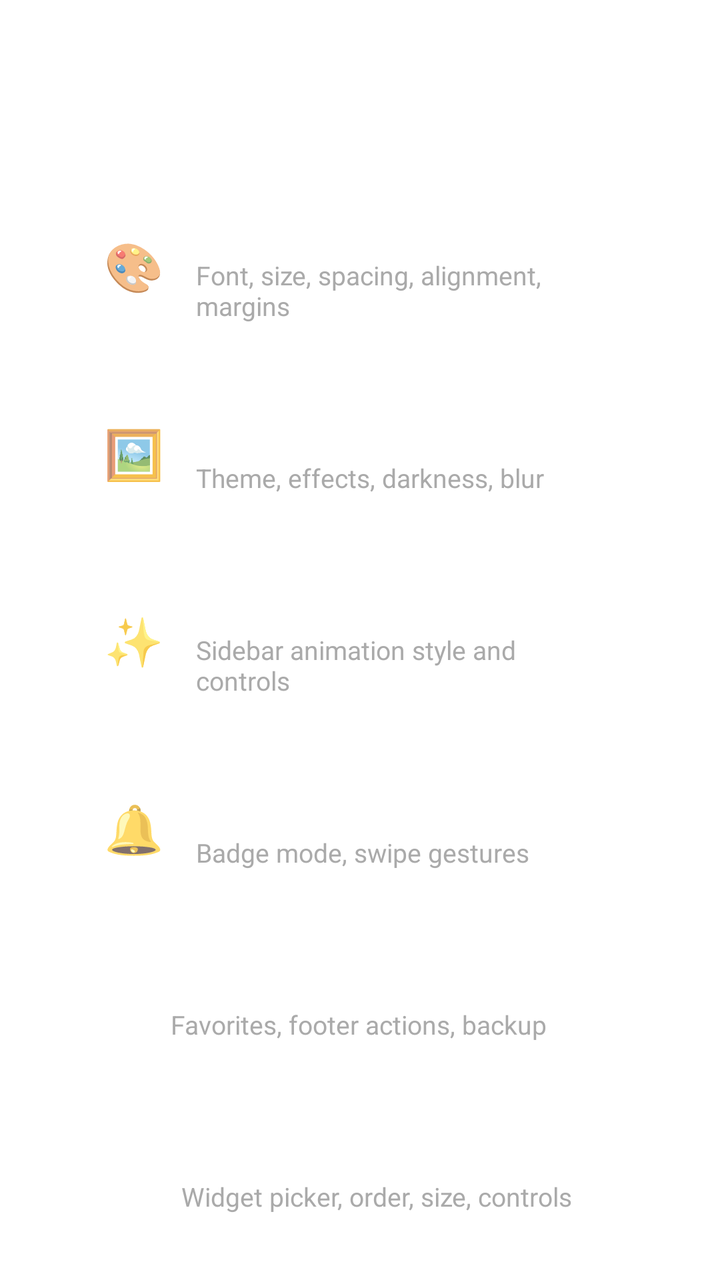
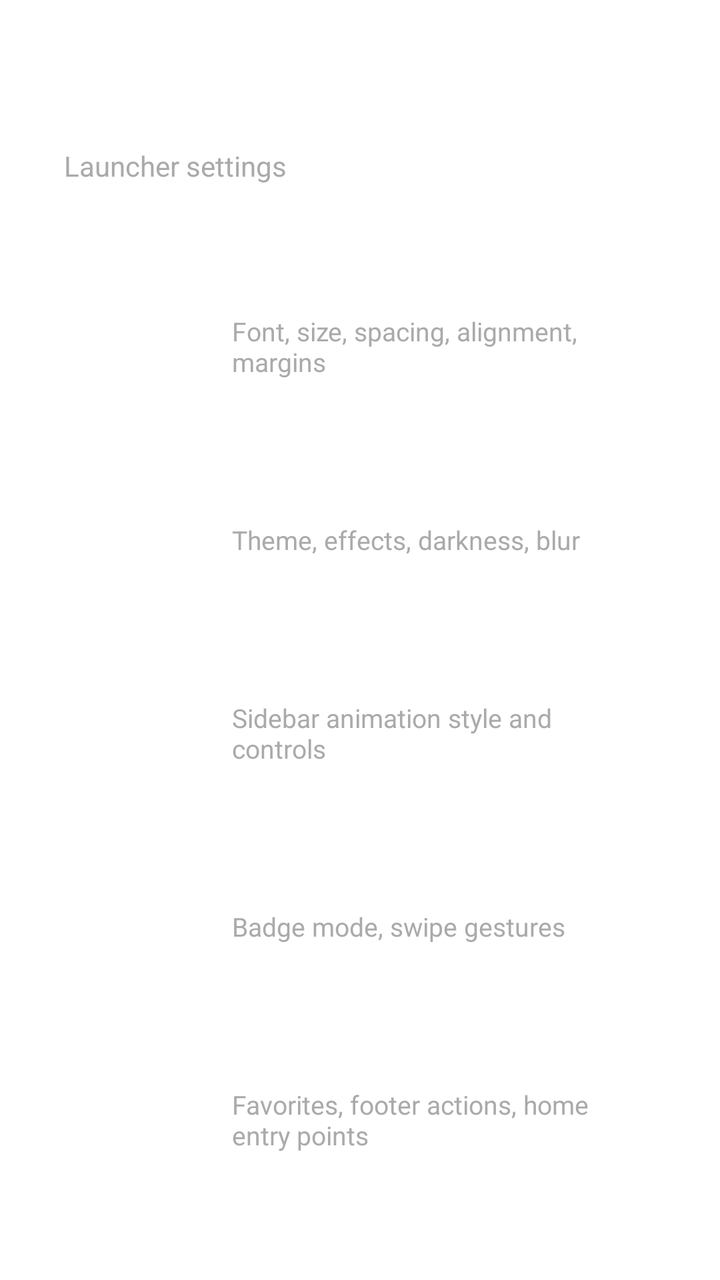

Screens rendered from an Android XML layout before and after an edit, with the pre-edit source and the edit as a unified diff.
<!-- AndroidManifest.xml: application theme Theme.ALauncher -->
<!-- res/layout/fragment_settings_menu.xml -->
<?xml version="1.0" encoding="utf-8"?>
<ScrollView xmlns:android="http://schemas.android.com/apk/res/android"
    android:layout_width="match_parent"
    android:layout_height="match_parent"
    android:fillViewport="true">

    <LinearLayout
        android:layout_width="match_parent"
        android:layout_height="wrap_content"
        android:orientation="vertical"
        android:padding="32dp">

        <TextView
            android:layout_width="wrap_content"
            android:layout_height="wrap_content"
            android:text="Settings"
            android:textColor="#FFFFFF"
            android:textSize="24sp"
            android:textStyle="bold"
            android:layout_marginBottom="24dp" />

        <LinearLayout
            android:id="@+id/cardAppearance"
            android:layout_width="match_parent"
            android:layout_height="wrap_content"
            android:orientation="horizontal"
            android:gravity="center_vertical"
            android:background="#22FFFFFF"
            android:paddingHorizontal="20dp"
            android:paddingVertical="16dp"
            android:layout_marginBottom="12dp"
            android:clickable="true"
            android:focusable="true">

            <TextView
                android:layout_width="wrap_content"
                android:layout_height="wrap_content"
                android:text="🎨"
                android:textSize="24sp"
                android:layout_marginEnd="16dp" />

            <LinearLayout
                android:layout_width="0dp"
                android:layout_height="wrap_content"
                android:layout_weight="1"
                android:orientation="vertical">

                <TextView
                    android:layout_width="wrap_content"
                    android:layout_height="wrap_content"
                    android:text="Appearance"
                    android:textColor="#FFFFFF"
                    android:textSize="18sp"
                    android:textStyle="bold" />

                <TextView
                    android:layout_width="wrap_content"
                    android:layout_height="wrap_content"
                    android:text="Font, size, spacing, alignment, margins"
                    android:textColor="#AAAAAA"
                    android:textSize="13sp" />
            </LinearLayout>
        </LinearLayout>

        <LinearLayout
            android:id="@+id/cardWallpaper"
            android:layout_width="match_parent"
            android:layout_height="wrap_content"
            android:orientation="horizontal"
            android:gravity="center_vertical"
            android:background="#22FFFFFF"
            android:paddingHorizontal="20dp"
            android:paddingVertical="16dp"
            android:layout_marginBottom="12dp"
            android:clickable="true"
            android:focusable="true">

            <TextView
                android:layout_width="wrap_content"
                android:layout_height="wrap_content"
                android:text="🖼"
                android:textSize="24sp"
                android:layout_marginEnd="16dp" />

            <LinearLayout
                android:layout_width="0dp"
                android:layout_height="wrap_content"
                android:layout_weight="1"
                android:orientation="vertical">

                <TextView
                    android:layout_width="wrap_content"
                    android:layout_height="wrap_content"
                    android:text="Wallpaper"
                    android:textColor="#FFFFFF"
                    android:textSize="18sp"
                    android:textStyle="bold" />

                <TextView
                    android:layout_width="wrap_content"
                    android:layout_height="wrap_content"
                    android:text="Theme, effects, darkness, blur"
                    android:textColor="#AAAAAA"
                    android:textSize="13sp" />
            </LinearLayout>
        </LinearLayout>

        <LinearLayout
            android:id="@+id/cardAnimations"
            android:layout_width="match_parent"
            android:layout_height="wrap_content"
            android:orientation="horizontal"
            android:gravity="center_vertical"
            android:background="#22FFFFFF"
            android:paddingHorizontal="20dp"
            android:paddingVertical="16dp"
            android:layout_marginBottom="12dp"
            android:clickable="true"
            android:focusable="true">

            <TextView
                android:layout_width="wrap_content"
                android:layout_height="wrap_content"
                android:text="✨"
                android:textSize="24sp"
                android:layout_marginEnd="16dp" />

            <LinearLayout
                android:layout_width="0dp"
                android:layout_height="wrap_content"
                android:layout_weight="1"
                android:orientation="vertical">

                <TextView
                    android:layout_width="wrap_content"
                    android:layout_height="wrap_content"
                    android:text="Animations"
                    android:textColor="#FFFFFF"
                    android:textSize="18sp"
                    android:textStyle="bold" />

                <TextView
                    android:layout_width="wrap_content"
                    android:layout_height="wrap_content"
                    android:text="Sidebar animation style and controls"
                    android:textColor="#AAAAAA"
                    android:textSize="13sp" />
            </LinearLayout>
        </LinearLayout>

        <LinearLayout
            android:id="@+id/cardNotifications"
            android:layout_width="match_parent"
            android:layout_height="wrap_content"
            android:orientation="horizontal"
            android:gravity="center_vertical"
            android:background="#22FFFFFF"
            android:paddingHorizontal="20dp"
            android:paddingVertical="16dp"
            android:layout_marginBottom="12dp"
            android:clickable="true"
            android:focusable="true">

            <TextView
                android:layout_width="wrap_content"
                android:layout_height="wrap_content"
                android:text="🔔"
                android:textSize="24sp"
                android:layout_marginEnd="16dp" />

            <LinearLayout
                android:layout_width="0dp"
                android:layout_height="wrap_content"
                android:layout_weight="1"
                android:orientation="vertical">

                <TextView
                    android:layout_width="wrap_content"
                    android:layout_height="wrap_content"
                    android:text="Notifications"
                    android:textColor="#FFFFFF"
                    android:textSize="18sp"
                    android:textStyle="bold" />

                <TextView
                    android:layout_width="wrap_content"
                    android:layout_height="wrap_content"
                    android:text="Badge mode, swipe gestures"
                    android:textColor="#AAAAAA"
                    android:textSize="13sp" />
            </LinearLayout>
        </LinearLayout>

        <LinearLayout
            android:id="@+id/cardHome"
            android:layout_width="match_parent"
            android:layout_height="wrap_content"
            android:orientation="horizontal"
            android:gravity="center_vertical"
            android:background="#22FFFFFF"
            android:paddingHorizontal="20dp"
            android:paddingVertical="16dp"
            android:layout_marginBottom="12dp"
            android:clickable="true"
            android:focusable="true">

            <TextView
                android:layout_width="wrap_content"
                android:layout_height="wrap_content"
                android:text="⌂"
                android:textSize="24sp"
                android:layout_marginEnd="16dp" />

            <LinearLayout
                android:layout_width="0dp"
                android:layout_height="wrap_content"
                android:layout_weight="1"
                android:orientation="vertical">

                <TextView
                    android:layout_width="wrap_content"
                    android:layout_height="wrap_content"
                    android:text="Home"
                    android:textColor="#FFFFFF"
                    android:textSize="18sp"
                    android:textStyle="bold" />

                <TextView
                    android:layout_width="wrap_content"
                    android:layout_height="wrap_content"
                    android:text="Favorites, footer actions, backup"
                    android:textColor="#AAAAAA"
                    android:textSize="13sp" />
            </LinearLayout>
        </LinearLayout>

        <LinearLayout
            android:id="@+id/cardWidgets"
            android:layout_width="match_parent"
            android:layout_height="wrap_content"
            android:orientation="horizontal"
            android:gravity="center_vertical"
            android:background="#22FFFFFF"
            android:paddingHorizontal="20dp"
            android:paddingVertical="16dp"
            android:layout_marginBottom="12dp"
            android:clickable="true"
            android:focusable="true">

            <TextView
                android:layout_width="wrap_content"
                android:layout_height="wrap_content"
                android:text="⚙"
                android:textSize="24sp"
                android:layout_marginEnd="16dp" />

            <LinearLayout
                android:layout_width="0dp"
                android:layout_height="wrap_content"
                android:layout_weight="1"
                android:orientation="vertical">

                <TextView
                    android:layout_width="wrap_content"
                    android:layout_height="wrap_content"
                    android:text="Widgets"
                    android:textColor="#FFFFFF"
                    android:textSize="18sp"
                    android:textStyle="bold" />

                <TextView
                    android:layout_width="wrap_content"
                    android:layout_height="wrap_content"
                    android:text="Widget picker, order, size, controls"
                    android:textColor="#AAAAAA"
                    android:textSize="13sp" />
            </LinearLayout>
        </LinearLayout>

    </LinearLayout>
</ScrollView>
<!-- resources referenced by this layout -->
<resources>
  <style name="Theme.ALauncher" parent="Theme.AppCompat.NoActionBar">
          <item name="android:windowBackground">@android:color/transparent</item>
          <item name="android:windowShowWallpaper">true</item>
          <item name="android:windowIsTranslucent">true</item>
      </style>
</resources>

<!-- the commit's change to res/layout/fragment_settings_menu.xml (unified diff, before → after) -->
@@ -13,269 +13,338 @@
         <TextView
             android:layout_width="wrap_content"
             android:layout_height="wrap_content"
-            android:text="Settings"
+            android:text="@string/app_name"
             android:textColor="#FFFFFF"
-            android:textSize="24sp"
-            android:textStyle="bold"
+            android:textSize="28sp"
+            android:textStyle="bold" />
+
+        <TextView
+            android:layout_width="wrap_content"
+            android:layout_height="wrap_content"
+            android:text="@string/settings_menu_title"
+            android:textColor="#AAAAAA"
+            android:textSize="14sp"
+            android:layout_marginTop="4dp"
             android:layout_marginBottom="24dp" />
 
+
         <LinearLayout
             android:id="@+id/cardAppearance"
             android:layout_width="match_parent"
             android:layout_height="wrap_content"
             android:orientation="horizontal"
             android:gravity="center_vertical"
-            android:background="#22FFFFFF"
-            android:paddingHorizontal="20dp"
-            android:paddingVertical="16dp"
-            android:layout_marginBottom="12dp"
-            android:clickable="true"
-            android:focusable="true">
-
-            <TextView
-                android:layout_width="wrap_content"
-                android:layout_height="wrap_content"
-                android:text="🎨"
+            android:background="#00000000"
+            android:paddingHorizontal="20dp"
+            android:paddingVertical="16dp"
+            android:layout_marginBottom="12dp"
+            android:clickable="true"
+            android:focusable="true">
+
+            <TextView
+                android:layout_width="48dp"
+                android:layout_height="48dp"
+                android:background="@drawable/circle_dark_bg"
+                android:gravity="center"
+                android:text="Aa"
+                android:textColor="#FFFFFF"
+                android:textSize="18sp"
+                android:textStyle="bold"
+                android:layout_marginEnd="16dp" />
+
+            <LinearLayout
+                android:layout_width="0dp"
+                android:layout_height="wrap_content"
+                android:layout_weight="1"
+                android:orientation="vertical">
+
+                <TextView
+                    android:layout_width="wrap_content"
+                    android:layout_height="wrap_content"
+                    android:text="@string/settings_appearance"
+                    android:textColor="#FFFFFF"
+                    android:textSize="18sp"
+                    android:textStyle="bold" />
+
+                <TextView
+                    android:layout_width="wrap_content"
+                    android:layout_height="wrap_content"
+                    android:text="@string/settings_appearance_summary"
+                    android:textColor="#AAAAAA"
+                    android:textSize="13sp" />
+            </LinearLayout>
+        </LinearLayout>
+
+        <LinearLayout
+            android:id="@+id/cardWallpaper"
+            android:layout_width="match_parent"
+            android:layout_height="wrap_content"
+            android:orientation="horizontal"
+            android:gravity="center_vertical"
+            android:background="#00000000"
+            android:paddingHorizontal="20dp"
+            android:paddingVertical="16dp"
+            android:layout_marginBottom="12dp"
+            android:clickable="true"
+            android:focusable="true">
+
+            <TextView
+                android:layout_width="48dp"
+                android:layout_height="48dp"
+                android:background="@drawable/circle_dark_bg"
+                android:gravity="center"
+                android:text="▣"
+                android:textColor="#FFFFFF"
+                android:textSize="22sp"
+                android:textStyle="bold"
+                android:layout_marginEnd="16dp" />
+
+            <LinearLayout
+                android:layout_width="0dp"
+                android:layout_height="wrap_content"
+                android:layout_weight="1"
+                android:orientation="vertical">
+
+                <TextView
+                    android:layout_width="wrap_content"
+                    android:layout_height="wrap_content"
+                    android:text="@string/settings_wallpaper"
+                    android:textColor="#FFFFFF"
+                    android:textSize="18sp"
+                    android:textStyle="bold" />
+
+                <TextView
+                    android:layout_width="wrap_content"
+                    android:layout_height="wrap_content"
+                    android:text="@string/settings_wallpaper_summary"
+                    android:textColor="#AAAAAA"
+                    android:textSize="13sp" />
+            </LinearLayout>
+        </LinearLayout>
+
+        <LinearLayout
+            android:id="@+id/cardAnimations"
+            android:layout_width="match_parent"
+            android:layout_height="wrap_content"
+            android:orientation="horizontal"
+            android:gravity="center_vertical"
+            android:background="#00000000"
+            android:paddingHorizontal="20dp"
+            android:paddingVertical="16dp"
+            android:layout_marginBottom="12dp"
+            android:clickable="true"
+            android:focusable="true">
+
+            <TextView
+                android:layout_width="48dp"
+                android:layout_height="48dp"
+                android:background="@drawable/circle_dark_bg"
+                android:gravity="center"
+                android:text="≈"
+                android:textColor="#FFFFFF"
                 android:textSize="24sp"
-                android:layout_marginEnd="16dp" />
-
-            <LinearLayout
-                android:layout_width="0dp"
-                android:layout_height="wrap_content"
-                android:layout_weight="1"
-                android:orientation="vertical">
-
-                <TextView
-                    android:layout_width="wrap_content"
-                    android:layout_height="wrap_content"
-                    android:text="Appearance"
-                    android:textColor="#FFFFFF"
-                    android:textSize="18sp"
-                    android:textStyle="bold" />
-
-                <TextView
-                    android:layout_width="wrap_content"
-                    android:layout_height="wrap_content"
-                    android:text="Font, size, spacing, alignment, margins"
-                    android:textColor="#AAAAAA"
-                    android:textSize="13sp" />
-            </LinearLayout>
-        </LinearLayout>
-
-        <LinearLayout
-            android:id="@+id/cardWallpaper"
-            android:layout_width="match_parent"
-            android:layout_height="wrap_content"
-            android:orientation="horizontal"
-            android:gravity="center_vertical"
-            android:background="#22FFFFFF"
-            android:paddingHorizontal="20dp"
-            android:paddingVertical="16dp"
-            android:layout_marginBottom="12dp"
-            android:clickable="true"
-            android:focusable="true">
-
-            <TextView
-                android:layout_width="wrap_content"
-                android:layout_height="wrap_content"
-                android:text="🖼"
+                android:textStyle="bold"
+                android:layout_marginEnd="16dp" />
+
+            <LinearLayout
+                android:layout_width="0dp"
+                android:layout_height="wrap_content"
+                android:layout_weight="1"
+                android:orientation="vertical">
+
+                <TextView
+                    android:layout_width="wrap_content"
+                    android:layout_height="wrap_content"
+                    android:text="@string/settings_animations"
+                    android:textColor="#FFFFFF"
+                    android:textSize="18sp"
+                    android:textStyle="bold" />
+
+                <TextView
+                    android:layout_width="wrap_content"
+                    android:layout_height="wrap_content"
+                    android:text="@string/settings_animations_summary"
+                    android:textColor="#AAAAAA"
+                    android:textSize="13sp" />
+            </LinearLayout>
+        </LinearLayout>
+
+        <LinearLayout
+            android:id="@+id/cardNotifications"
+            android:layout_width="match_parent"
+            android:layout_height="wrap_content"
+            android:orientation="horizontal"
+            android:gravity="center_vertical"
+            android:background="#00000000"
+            android:paddingHorizontal="20dp"
+            android:paddingVertical="16dp"
+            android:layout_marginBottom="12dp"
+            android:clickable="true"
+            android:focusable="true">
+
+            <TextView
+                android:layout_width="48dp"
+                android:layout_height="48dp"
+                android:background="@drawable/circle_dark_bg"
+                android:gravity="center"
+                android:text="◔"
+                android:textColor="#FFFFFF"
+                android:textSize="22sp"
+                android:textStyle="bold"
+                android:layout_marginEnd="16dp" />
+
+            <LinearLayout
+                android:layout_width="0dp"
+                android:layout_height="wrap_content"
+                android:layout_weight="1"
+                android:orientation="vertical">
+
+                <TextView
+                    android:layout_width="wrap_content"
+                    android:layout_height="wrap_content"
+                    android:text="@string/settings_notifications"
+                    android:textColor="#FFFFFF"
+                    android:textSize="18sp"
+                    android:textStyle="bold" />
+
+                <TextView
+                    android:layout_width="wrap_content"
+                    android:layout_height="wrap_content"
+                    android:text="@string/settings_notifications_summary"
+                    android:textColor="#AAAAAA"
+                    android:textSize="13sp" />
+            </LinearLayout>
+        </LinearLayout>
+
+        <LinearLayout
+            android:id="@+id/cardHome"
+            android:layout_width="match_parent"
+            android:layout_height="wrap_content"
+            android:orientation="horizontal"
+            android:gravity="center_vertical"
+            android:background="#00000000"
+            android:paddingHorizontal="20dp"
+            android:paddingVertical="16dp"
+            android:layout_marginBottom="12dp"
+            android:clickable="true"
+            android:focusable="true">
+
+            <TextView
+                android:layout_width="48dp"
+                android:layout_height="48dp"
+                android:background="@drawable/circle_dark_bg"
+                android:gravity="center"
+                android:text="⌂"
+                android:textColor="#FFFFFF"
                 android:textSize="24sp"
-                android:layout_marginEnd="16dp" />
-
-            <LinearLayout
-                android:layout_width="0dp"
-                android:layout_height="wrap_content"
-                android:layout_weight="1"
-                android:orientation="vertical">
-
-                <TextView
-                    android:layout_width="wrap_content"
-                    android:layout_height="wrap_content"
-                    android:text="Wallpaper"
-                    android:textColor="#FFFFFF"
-                    android:textSize="18sp"
-                    android:textStyle="bold" />
-
-                <TextView
-                    android:layout_width="wrap_content"
-                    android:layout_height="wrap_content"
-                    android:text="Theme, effects, darkness, blur"
-                    android:textColor="#AAAAAA"
-                    android:textSize="13sp" />
-            </LinearLayout>
-        </LinearLayout>
-
-        <LinearLayout
-            android:id="@+id/cardAnimations"
-            android:layout_width="match_parent"
-            android:layout_height="wrap_content"
-            android:orientation="horizontal"
-            android:gravity="center_vertical"
-            android:background="#22FFFFFF"
-            android:paddingHorizontal="20dp"
-            android:paddingVertical="16dp"
-            android:layout_marginBottom="12dp"
-            android:clickable="true"
-            android:focusable="true">
-
-            <TextView
-                android:layout_width="wrap_content"
-                android:layout_height="wrap_content"
-                android:text="✨"
+                android:textStyle="bold"
+                android:layout_marginEnd="16dp" />
+
+            <LinearLayout
+                android:layout_width="0dp"
+                android:layout_height="wrap_content"
+                android:layout_weight="1"
+                android:orientation="vertical">
+
+                <TextView
+                    android:layout_width="wrap_content"
+                    android:layout_height="wrap_content"
+                    android:text="@string/settings_home"
+                    android:textColor="#FFFFFF"
+                    android:textSize="18sp"
+                    android:textStyle="bold" />
+
+                <TextView
+                    android:layout_width="wrap_content"
+                    android:layout_height="wrap_content"
+                    android:text="@string/settings_home_summary"
+                    android:textColor="#AAAAAA"
+                    android:textSize="13sp" />
+            </LinearLayout>
+        </LinearLayout>
+
+        <LinearLayout
+            android:id="@+id/cardWidgets"
+            android:layout_width="match_parent"
+            android:layout_height="wrap_content"
+            android:orientation="horizontal"
+            android:gravity="center_vertical"
+            android:background="#00000000"
+            android:paddingHorizontal="20dp"
+            android:paddingVertical="16dp"
+            android:layout_marginBottom="12dp"
+            android:clickable="true"
+            android:focusable="true">
+
+            <TextView
+                android:layout_width="48dp"
+                android:layout_height="48dp"
+                android:background="@drawable/circle_dark_bg"
+                android:gravity="center"
+                android:text="⚙"
+                android:textColor="#FFFFFF"
                 android:textSize="24sp"
-                android:layout_marginEnd="16dp" />
-
-            <LinearLayout
-                android:layout_width="0dp"
-                android:layout_height="wrap_content"
-                android:layout_weight="1"
-                android:orientation="vertical">
-
-                <TextView
-                    android:layout_width="wrap_content"
-                    android:layout_height="wrap_content"
-                    android:text="Animations"
-                    android:textColor="#FFFFFF"
-                    android:textSize="18sp"
-                    android:textStyle="bold" />
-
-                <TextView
-                    android:layout_width="wrap_content"
-                    android:layout_height="wrap_content"
-                    android:text="Sidebar animation style and controls"
-                    android:textColor="#AAAAAA"
-                    android:textSize="13sp" />
-            </LinearLayout>
-        </LinearLayout>
-
-        <LinearLayout
-            android:id="@+id/cardNotifications"
-            android:layout_width="match_parent"
-            android:layout_height="wrap_content"
-            android:orientation="horizontal"
-            android:gravity="center_vertical"
-            android:background="#22FFFFFF"
-            android:paddingHorizontal="20dp"
-            android:paddingVertical="16dp"
-            android:layout_marginBottom="12dp"
-            android:clickable="true"
-            android:focusable="true">
-
-            <TextView
-                android:layout_width="wrap_content"
-                android:layout_height="wrap_content"
-                android:text="🔔"
-                android:textSize="24sp"
-                android:layout_marginEnd="16dp" />
-
-            <LinearLayout
-                android:layout_width="0dp"
-                android:layout_height="wrap_content"
-                android:layout_weight="1"
-                android:orientation="vertical">
-
-                <TextView
-                    android:layout_width="wrap_content"
-                    android:layout_height="wrap_content"
-                    android:text="Notifications"
-                    android:textColor="#FFFFFF"
-                    android:textSize="18sp"
-                    android:textStyle="bold" />
-
-                <TextView
-                    android:layout_width="wrap_content"
-                    android:layout_height="wrap_content"
-                    android:text="Badge mode, swipe gestures"
-                    android:textColor="#AAAAAA"
-                    android:textSize="13sp" />
-            </LinearLayout>
-        </LinearLayout>
-
-        <LinearLayout
-            android:id="@+id/cardHome"
-            android:layout_width="match_parent"
-            android:layout_height="wrap_content"
-            android:orientation="horizontal"
-            android:gravity="center_vertical"
-            android:background="#22FFFFFF"
-            android:paddingHorizontal="20dp"
-            android:paddingVertical="16dp"
-            android:layout_marginBottom="12dp"
-            android:clickable="true"
-            android:focusable="true">
-
-            <TextView
-                android:layout_width="wrap_content"
-                android:layout_height="wrap_content"
-                android:text="⌂"
-                android:textSize="24sp"
-                android:layout_marginEnd="16dp" />
-
-            <LinearLayout
-                android:layout_width="0dp"
-                android:layout_height="wrap_content"
-                android:layout_weight="1"
-                android:orientation="vertical">
-
-                <TextView
-                    android:layout_width="wrap_content"
-                    android:layout_height="wrap_content"
-                    android:text="Home"
-                    android:textColor="#FFFFFF"
-                    android:textSize="18sp"
-                    android:textStyle="bold" />
-
-                <TextView
-                    android:layout_width="wrap_content"
-                    android:layout_height="wrap_content"
-                    android:text="Favorites, footer actions, backup"
-                    android:textColor="#AAAAAA"
-                    android:textSize="13sp" />
-            </LinearLayout>
-        </LinearLayout>
-
-        <LinearLayout
-            android:id="@+id/cardWidgets"
-            android:layout_width="match_parent"
-            android:layout_height="wrap_content"
-            android:orientation="horizontal"
-            android:gravity="center_vertical"
-            android:background="#22FFFFFF"
-            android:paddingHorizontal="20dp"
-            android:paddingVertical="16dp"
-            android:layout_marginBottom="12dp"
-            android:clickable="true"
-            android:focusable="true">
-
-            <TextView
-                android:layout_width="wrap_content"
-                android:layout_height="wrap_content"
-                android:text="⚙"
-                android:textSize="24sp"
-                android:layout_marginEnd="16dp" />
-
-            <LinearLayout
-                android:layout_width="0dp"
-                android:layout_height="wrap_content"
-                android:layout_weight="1"
-                android:orientation="vertical">
-
-                <TextView
-                    android:layout_width="wrap_content"
-                    android:layout_height="wrap_content"
-                    android:text="Widgets"
-                    android:textColor="#FFFFFF"
-                    android:textSize="18sp"
-                    android:textStyle="bold" />
-
-                <TextView
-                    android:layout_width="wrap_content"
-                    android:layout_height="wrap_content"
-                    android:text="Widget picker, order, size, controls"
-                    android:textColor="#AAAAAA"
-                    android:textSize="13sp" />
-            </LinearLayout>
-        </LinearLayout>
+                android:textStyle="bold"
+                android:layout_marginEnd="16dp" />
+
+            <LinearLayout
+                android:layout_width="0dp"
+                android:layout_height="wrap_content"
+                android:layout_weight="1"
+                android:orientation="vertical">
+
+                <TextView
+                    android:layout_width="wrap_content"
+                    android:layout_height="wrap_content"
+                    android:text="@string/settings_widgets"
+                    android:textColor="#FFFFFF"
+                    android:textSize="18sp"
+                    android:textStyle="bold" />
+
+                <TextView
+                    android:layout_width="wrap_content"
+                    android:layout_height="wrap_content"
+                    android:text="@string/settings_widgets_summary"
+                    android:textColor="#AAAAAA"
+                    android:textSize="13sp" />
+            </LinearLayout>
+        </LinearLayout>
+        <View
+            android:layout_width="match_parent"
+            android:layout_height="1dp"
+            android:background="#33FFFFFF"
+            android:layout_marginTop="16dp"
+            android:layout_marginBottom="16dp" />
+
+        <TextView
+            android:layout_width="wrap_content"
+            android:layout_height="wrap_content"
+            android:text="@string/settings_backup_title"
+            android:textColor="#FFFFFF"
+            android:textSize="16sp"
+            android:layout_marginBottom="8dp" />
+
+        <TextView
+            android:layout_width="match_parent"
+            android:layout_height="wrap_content"
+            android:text="@string/settings_backup_summary"
+            android:textColor="#AAAAAA"
+            android:textSize="13sp"
+            android:layout_marginBottom="12dp" />
+
+        <Button
+            android:id="@+id/backupSettingsButton"
+            android:layout_width="wrap_content"
+            android:layout_height="wrap_content"
+            android:text="@string/backup_settings_button"
+            android:layout_marginBottom="12dp" />
+
+        <Button
+            android:id="@+id/restoreSettingsButton"
+            android:layout_width="wrap_content"
+            android:layout_height="wrap_content"
+            android:text="@string/restore_settings_button"
+            android:layout_marginBottom="24dp" />
 
     </LinearLayout>
 </ScrollView>
<!-- resource entries referenced after the edit -->
@@ -1,5 +1,32 @@
 <!-- resources referenced by this layout -->
 <resources>
+  <!-- drawable circle_dark_bg (drawable) -->
+  <?xml version="1.0" encoding="utf-8"?>
+  <shape xmlns:android="http://schemas.android.com/apk/res/android"
+      android:shape="oval">
+      <solid android:color="@android:color/transparent" />
+      <size
+          android:width="48dp"
+          android:height="48dp" />
+  </shape>
+  <string name="app_name">A-Launcher</string>
+  <string name="backup_settings_button">Backup Settings</string>
+  <string name="restore_settings_button">Restore Settings</string>
+  <string name="settings_animations">Animations</string>
+  <string name="settings_animations_summary">Sidebar animation style and controls</string>
+  <string name="settings_appearance">Appearance</string>
+  <string name="settings_appearance_summary">Font, size, spacing, alignment, margins</string>
+  <string name="settings_backup_summary">Export launcher preferences to a JSON file, or restore them later. Widget placements stay local to this device.</string>
+  <string name="settings_backup_title">Backup &amp; Restore</string>
+  <string name="settings_home">Home</string>
+  <string name="settings_home_summary">Favorites, footer actions, home entry points</string>
+  <string name="settings_menu_title">Launcher settings</string>
+  <string name="settings_notifications">Notifications</string>
+  <string name="settings_notifications_summary">Badge mode, swipe gestures</string>
+  <string name="settings_wallpaper">Wallpaper</string>
+  <string name="settings_wallpaper_summary">Theme, effects, darkness, blur</string>
+  <string name="settings_widgets">Widgets</string>
+  <string name="settings_widgets_summary">Widget picker, order, size, controls</string>
   <style name="Theme.ALauncher" parent="Theme.AppCompat.NoActionBar">
           <item name="android:windowBackground">@android:color/transparent</item>
           <item name="android:windowShowWallpaper">true</item>
